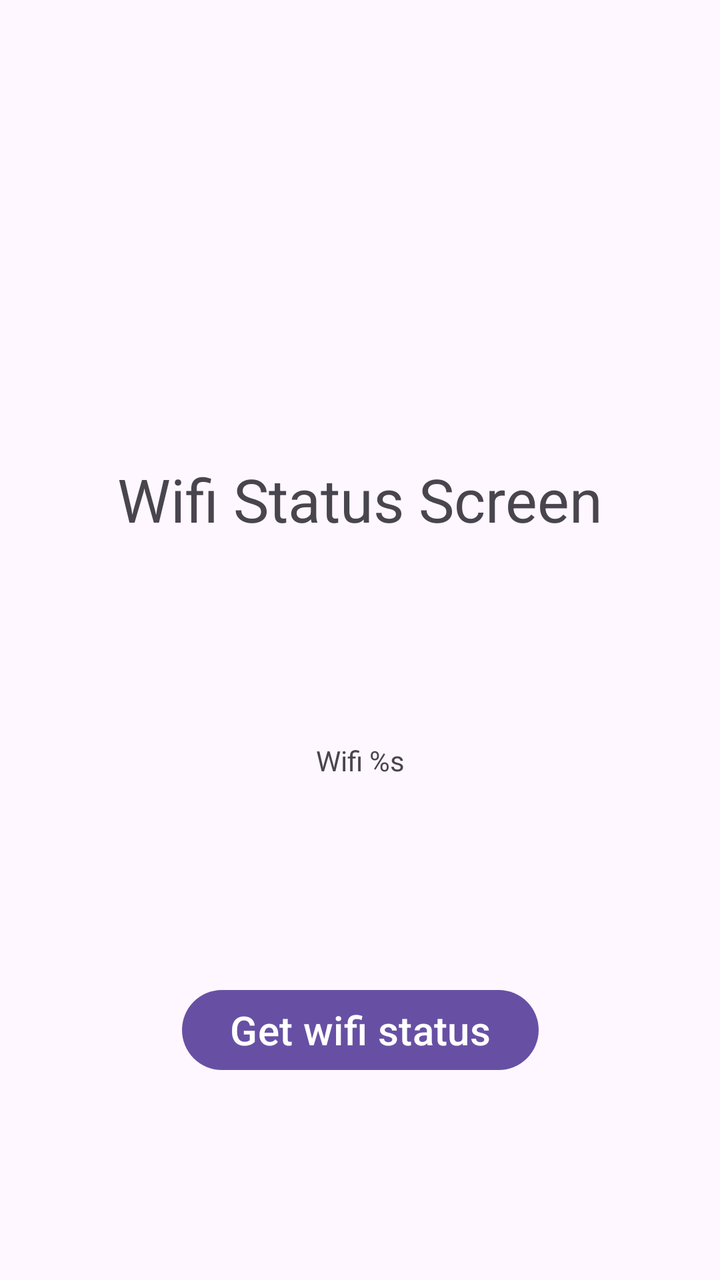
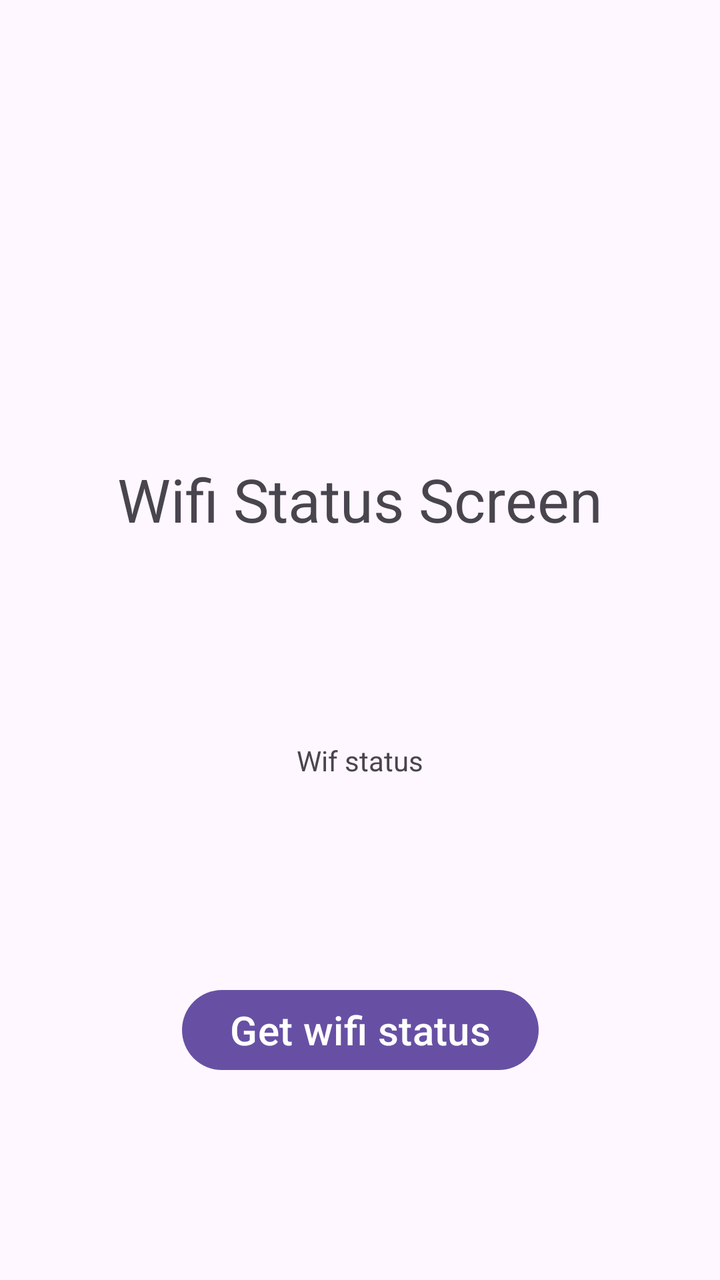

Compare the two renders of this Android layout. The source of the first and the diff that turns it into the second are given below.
<!-- AndroidManifest.xml: application theme Theme.TMS_ANDROID -->
<!-- res/layout/activity_lesson16_task6.xml -->
<?xml version="1.0" encoding="utf-8"?>
<androidx.constraintlayout.widget.ConstraintLayout xmlns:android="http://schemas.android.com/apk/res/android"
    xmlns:app="http://schemas.android.com/apk/res-auto"
    xmlns:tools="http://schemas.android.com/tools"
    android:id="@+id/main"
    android:layout_width="match_parent"
    android:layout_height="match_parent"
    tools:context=".Lessons.Lesson16.Task6.Lesson16Task6">

    <TextView
        android:id="@+id/textView3"
        android:layout_width="wrap_content"
        android:layout_height="wrap_content"
        android:layout_marginTop="128dp"
        android:text="@string/wifi_status_screen"
        android:textSize="30sp"
        app:layout_constraintBottom_toTopOf="@+id/wifiStatus"
        app:layout_constraintEnd_toEndOf="parent"
        app:layout_constraintStart_toStartOf="parent"
        app:layout_constraintTop_toTopOf="parent" />

    <Button
        android:id="@+id/button4"
        android:layout_width="wrap_content"
        android:layout_height="wrap_content"
        android:text="@string/get_wifi_status"
        android:textSize="20sp"
        app:layout_constraintBottom_toBottomOf="parent"
        app:layout_constraintEnd_toEndOf="parent"
        app:layout_constraintStart_toStartOf="parent"
        app:layout_constraintTop_toBottomOf="@+id/wifiStatus" />

    <TextView
        android:id="@+id/wifiStatus"
        android:layout_width="wrap_content"
        android:layout_height="wrap_content"
        android:text="@string/wifi_s"
        app:layout_constraintBottom_toTopOf="@+id/button4"
        app:layout_constraintEnd_toEndOf="parent"
        app:layout_constraintStart_toStartOf="parent"
        app:layout_constraintTop_toBottomOf="@+id/textView3" />
</androidx.constraintlayout.widget.ConstraintLayout>
<!-- resources referenced by this layout -->
<resources>
  <string name="get_wifi_status">Get wifi status</string>
  <string name="wifi_s">Wifi %s</string>
  <string name="wifi_status_screen">Wifi Status Screen</string>
  <style name="Theme.TMS_ANDROID" parent="Base.Theme.TMS_ANDROID" />
  <style name="Base.Theme.TMS_ANDROID" parent="Theme.Material3.DayNight.NoActionBar">
          
          
      </style>
</resources>

<!-- the commit's change to res/layout/activity_lesson16_task6.xml (unified diff, before → after) -->
@@ -34,7 +34,7 @@
         android:id="@+id/wifiStatus"
         android:layout_width="wrap_content"
         android:layout_height="wrap_content"
-        android:text="@string/wifi_s"
+        android:text="@string/wif_status"
         app:layout_constraintBottom_toTopOf="@+id/button4"
         app:layout_constraintEnd_toEndOf="parent"
         app:layout_constraintStart_toStartOf="parent"
<!-- resource entries referenced after the edit -->
@@ -1,7 +1,7 @@
 <!-- resources referenced by this layout -->
 <resources>
   <string name="get_wifi_status">Get wifi status</string>
-  <string name="wifi_s">Wifi %s</string>
+  <string name="wif_status">Wif status</string>
   <string name="wifi_status_screen">Wifi Status Screen</string>
   <style name="Theme.TMS_ANDROID" parent="Base.Theme.TMS_ANDROID" />
   <style name="Base.Theme.TMS_ANDROID" parent="Theme.Material3.DayNight.NoActionBar">
